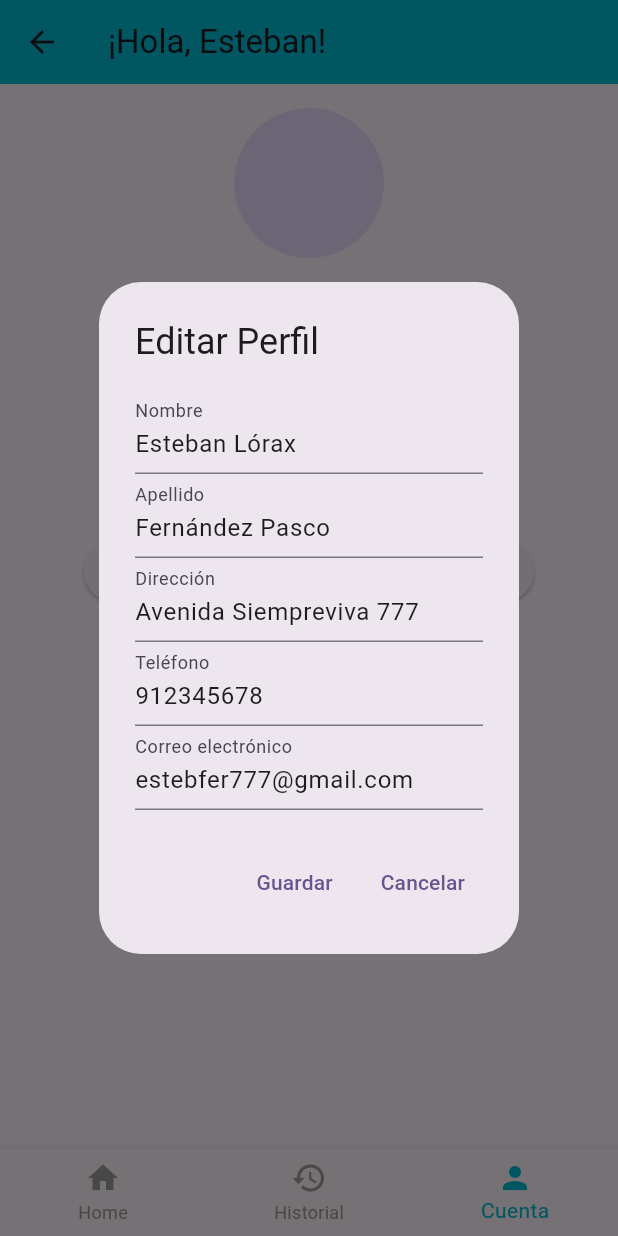
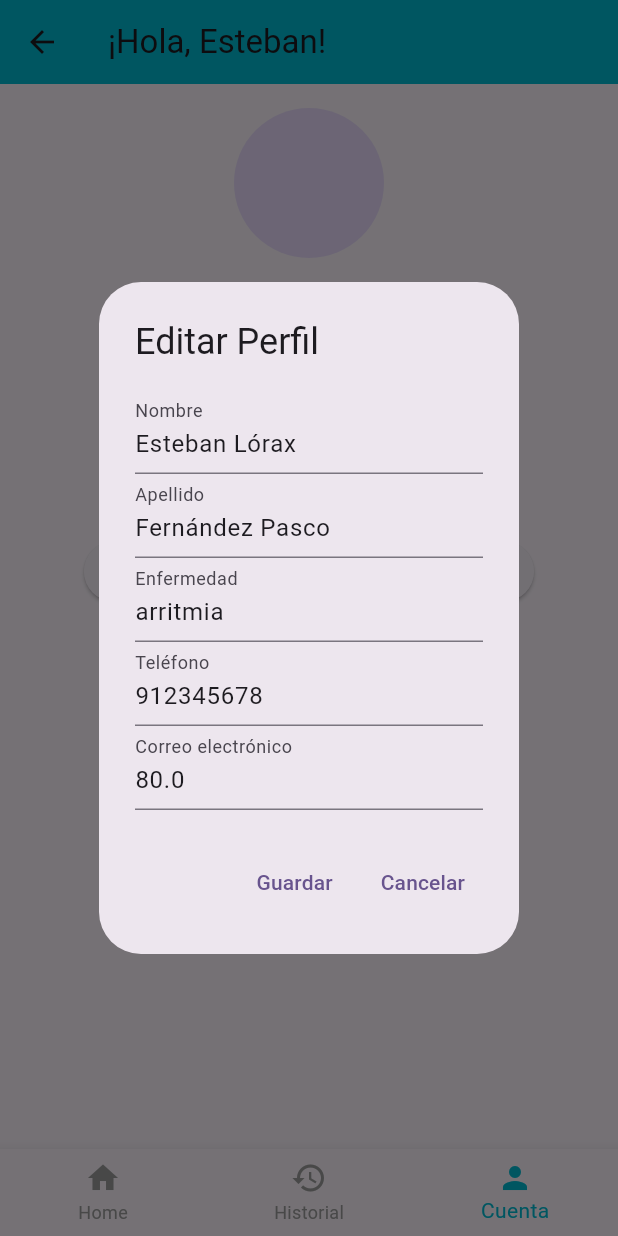
Before and after one commit to Desarrllo-de-Soluciones-IoT-Grupo-4/MedSync-Frontend-Mobile, a Flutter app: the ProfilePage screen opened directly, item 3 of the bottom bar chosen, after a tap on "Editar perfil", on a phone screen of 412 x 824 dp. Run offline on Flutter 3.47's test engine with Material 3 defaults, Android fonts, the phone set to English and light mode, and no system bars; missing offline and left inert: dart:ffi.

Commit message:
update(Profile): updated patient information

```diff
--- a/lib/ui/profile_page.dart
+++ b/lib/ui/profile_page.dart
@@ -1,3 +1,5 @@
+import 'dart:ffi';
+
 import 'package:flutter/material.dart';
 import 'package:med_sync_app_movil/ui/daily_history_page.dart';
 import 'package:med_sync_app_movil/ui/emergency_contact_page.dart';
@@ -12,9 +14,9 @@ class ProfilePage extends StatefulWidget {
 class _ProfilePageState extends State<ProfilePage> {
   String name = "Esteban Lórax";
   String lastName = "Fernández Pasco";
-  String address = "Avenida Siempreviva 777";
   String phone = "912345678";
-  String email = "estebfer777@gmail.com";
+  String disease = "arritmia";
+  double weight = 80.00;
 
 
   void _showEditProfileDialog() {
@@ -23,9 +25,9 @@ class _ProfilePageState extends State<ProfilePage> {
       builder: (BuildContext context) {
         TextEditingController nameController = TextEditingController(text: name);
         TextEditingController lastNameController = TextEditingController(text: lastName);
-        TextEditingController addressController = TextEditingController(text: address);
+        TextEditingController diseaseController = TextEditingController(text: disease);
         TextEditingController phoneController = TextEditingController(text: phone);
-        TextEditingController emailController = TextEditingController(text: email);
+        TextEditingController weightController = TextEditingController(text: weight.toString());
 
         return AlertDialog(
           title: Text("Editar Perfil"),
@@ -41,15 +43,15 @@ class _ProfilePageState extends State<ProfilePage> {
                   decoration: InputDecoration(labelText: 'Apellido'),
                 ),
                 TextField(
-                  controller: addressController,
-                  decoration: InputDecoration(labelText: 'Dirección'),
+                  controller: diseaseController,
+                  decoration: InputDecoration(labelText: 'Enfermedad'),
                 ),
                 TextField(
                   controller: phoneController,
                   decoration: InputDecoration(labelText: 'Teléfono'),
                 ),
                 TextField(
-                  controller: emailController,
+                  controller: weightController,
                   decoration: InputDecoration(labelText: 'Correo electrónico'),
                 ),
               ],
@@ -62,9 +64,9 @@ class _ProfilePageState extends State<ProfilePage> {
                 setState(() {
                   name = nameController.text;
                   lastName = lastNameController.text;
-                  address = addressController.text;
+                  disease = diseaseController.text;
                   phone = phoneController.text;
-                  email = emailController.text;
+                  weight = weightController.text as double;
                 });
                 Navigator.of(context).pop();
               },
@@ -105,15 +107,15 @@ class _ProfilePageState extends State<ProfilePage> {
                 backgroundImage: AssetImage('assets/profile_picture.png'),
               ),
               SizedBox(height: 16),
-              Text(name, style: TextStyle(fontSize: 20, fontWeight: FontWeight.bold)),
+              Text("Nombre: $name", style: TextStyle(fontSize: 20, fontWeight: FontWeight.bold)),
               SizedBox(height: 8),
-              Text(lastName, style: TextStyle(fontSize: 16, color: Colors.grey[700])),
+              Text("Apellidos: $lastName", style: TextStyle(fontSize: 16, color: Colors.grey[700])),
               SizedBox(height: 8),
-              Text(address, style: TextStyle(fontSize: 16, color: Colors.grey[700])),
+              Text("Enfermedad: $disease", style: TextStyle(fontSize: 16, color: Colors.grey[700])),
               SizedBox(height: 8),
-              Text(phone, style: TextStyle(fontSize: 16, color: Colors.grey[700])),
+              Text("Número de telefono: $phone", style: TextStyle(fontSize: 16, color: Colors.grey[700])),
               SizedBox(height: 8),
-              Text(email, style: TextStyle(fontSize: 16, color: Colors.grey[700])),
+              Text("Peso: $weight".toString(), style: TextStyle(fontSize: 16, color: Colors.grey[700])),
               SizedBox(height: 16),
               Row(
                 mainAxisAlignment: MainAxisAlignment.center,
```
